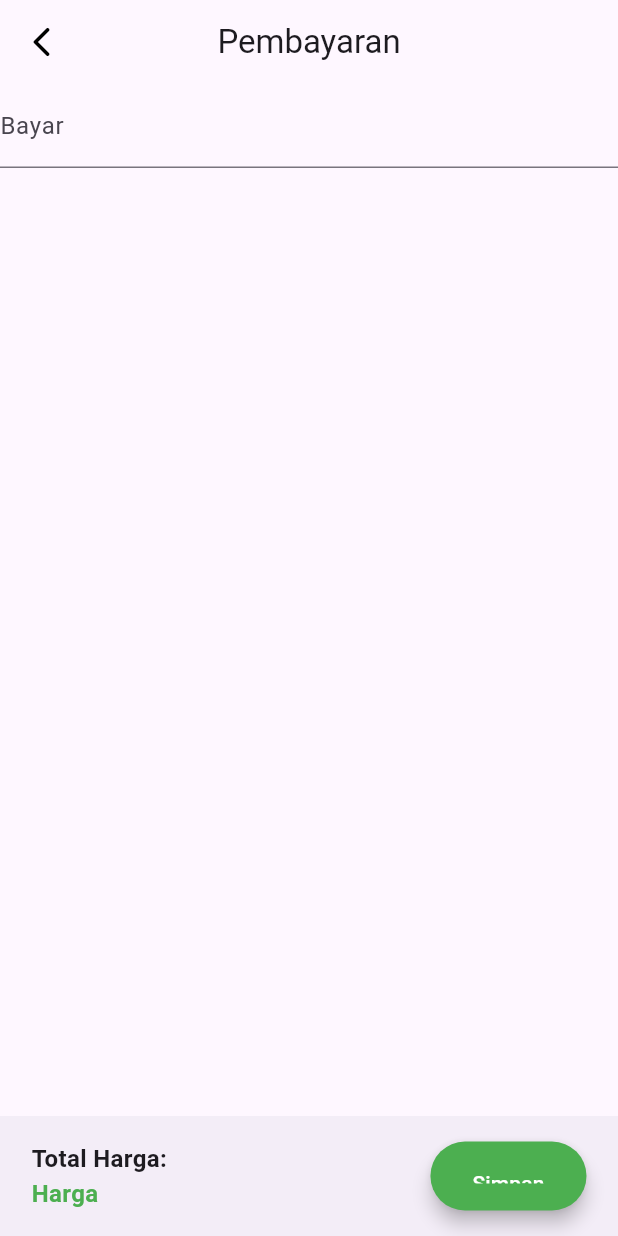
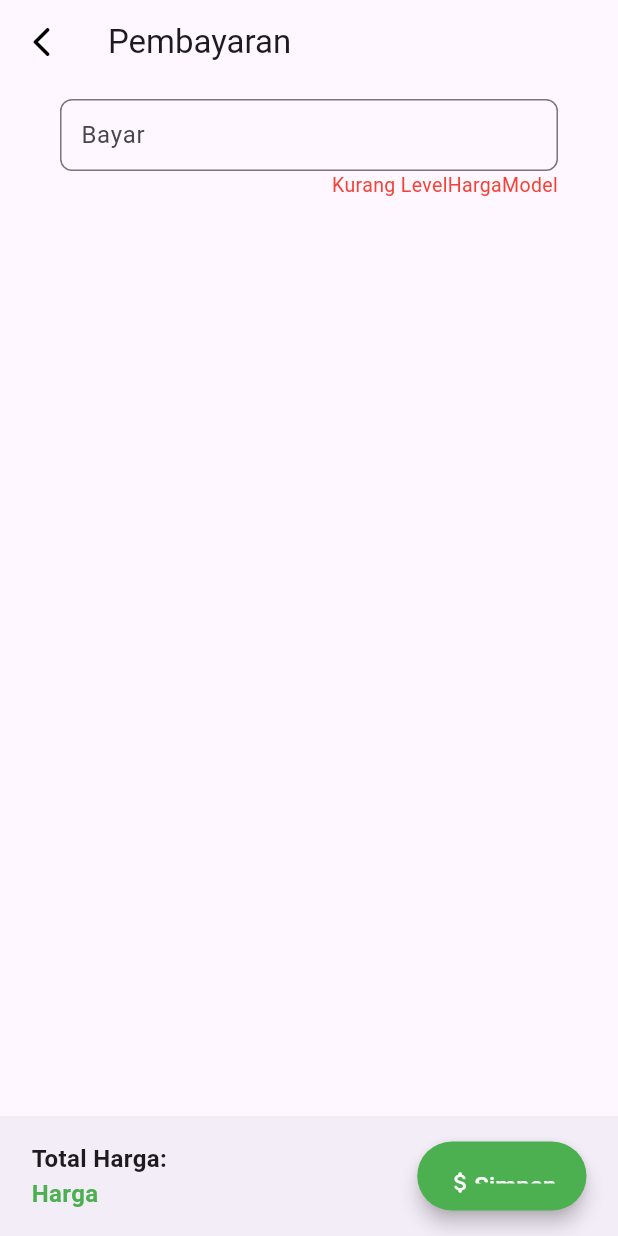
Before and after one commit to mfthfarid/si-kaspin_mobile, a Flutter app: the Keranjang screen opened directly, after a tap on "Lanjutkan", on a phone screen of 412 x 824 dp. Run offline on Flutter 3.47's test engine with Material 3 defaults, Android fonts, the phone set to English and light mode, and no system bars; our stand-ins replace avatar_glow; missing offline and left inert: dart:html, dart:js_util.

Commit message:
add pembayaran

```diff
--- a/lib/main.dart
+++ b/lib/main.dart
@@ -1,6 +1,7 @@
 import 'package:flutter/material.dart';
 import 'package:kaspin/drawer.dart';
 import 'package:kaspin/launch/launcher.dart';
+import 'package:kaspin/transaksi/pembayaran.dart';
 import './menu/profile.dart';
 import './menu/penjualan.dart';
 import './menu/retur.dart';
--- a/lib/transaksi/keranjang.dart
+++ b/lib/transaksi/keranjang.dart
@@ -209,7 +209,6 @@ class _Keranjang extends State<Keranjang> {
     return Scaffold(
       appBar: AppBar(
         title: Text("Keranjang"),
-        centerTitle: true,
         leading: IconButton(
           icon: Icon(
             Icons.arrow_back_ios_rounded,
@@ -398,7 +397,13 @@ class _Keranjang extends State<Keranjang> {
                     MaterialPageRoute(builder: (context) => Pembayaran()),
                   );
                 },
-                child: Text("Lanjutkan"),
+                child: Text(
+                  "Lanjutkan",
+                  style: TextStyle(
+                    color: Colors.white,
+                    fontSize: 16,
+                  ),
+                ),
               ),
             ],
           ),
--- a/lib/transaksi/pembayaran.dart
+++ b/lib/transaksi/pembayaran.dart
@@ -1,4 +1,10 @@
 import 'package:flutter/material.dart';
+import 'package:kaspin/menu/penjualan.dart';
+import 'package:kaspin/models/produk_model.dart';
+import 'package:kaspin/models/produk_model.dart';
+import 'package:kaspin/models/keranjang_model.dart';
+import 'package:kaspin/models/levelharga_model.dart';
+import 'package:kaspin/models/transaksi_model.dart';
 
 class Pembayaran extends StatefulWidget {
   @override
@@ -11,7 +17,6 @@ class _Pembayaran extends State<Pembayaran> {
     return Scaffold(
       appBar: AppBar(
         title: Text("Pembayaran"),
-        centerTitle: true,
         leading: IconButton(
           icon: Icon(
             Icons.arrow_back_ios_rounded,
@@ -25,13 +30,49 @@ class _Pembayaran extends State<Pembayaran> {
         ),
       ),
       body: SafeArea(
+        child: Padding(
+          padding: EdgeInsets.symmetric(horizontal: 40, vertical: 10),
           child: Column(
             children: [
               TextFormField(
-              decoration: InputDecoration(labelText: 'Bayar'),
+                decoration: InputDecoration(
+                  // floatingLabelBehavior: FloatingLabelBehavior.always,
+                  labelText: 'Bayar',
+                  labelStyle: TextStyle(
+                      // fontFamily:
+                      ),
+                  hintText: 'Rp. 0',
+                  contentPadding:
+                      EdgeInsets.symmetric(horizontal: 10, vertical: 10),
+                  border: OutlineInputBorder(
+                    borderRadius: BorderRadius.circular(8.0),
+                    borderSide: BorderSide(
+                      color: Colors.black,
+                      width: 2.0,
+                    ),
+                  ),
+                ),
                 keyboardType: TextInputType.number,
               ),
+              // if bayar lebih = kembalian
+              // else bayar kurang = duwekmu kurang
+              Row(
+                mainAxisAlignment: MainAxisAlignment.end,
+                children: [
+                  Padding(
+                    padding: EdgeInsets.only(),
+                    child: Text(
+                      'Kurang ${LevelHargaModel}',
+                      style: TextStyle(
+                        color: Colors.red,
+                        fontSize: 13,
+                      ),
+                    ),
+                  ),
                 ],
+              ),
+            ],
+          ),
         ),
       ),
       bottomNavigationBar: BottomAppBar(
@@ -65,7 +106,7 @@ class _Pembayaran extends State<Pembayaran> {
                   // textStyle: MaterialStateProperty.all(
                   //     TextStyle(fontSize: 20)), // Ukuran teks lebih besar
                   padding: MaterialStateProperty.all(
-                      EdgeInsets.symmetric(horizontal: 28, vertical: 18)),
+                      EdgeInsets.symmetric(horizontal: 20, vertical: 18)),
 
                   backgroundColor: MaterialStateProperty.resolveWith<Color>(
                       (Set<MaterialState> states) {
@@ -89,13 +130,21 @@ class _Pembayaran extends State<Pembayaran> {
                 onPressed: () {
                   Navigator.push(
                     context,
-                    MaterialPageRoute(builder: (context) => Pembayaran()),
+                    MaterialPageRoute(builder: (context) => Penjualan()),
                   );
                 },
-                child: Text("Simpan"),
-                // child: Icon(
-                //   Icons.coin,
-                // ),
+                child: Row(
+                  children: [
+                    Icon(Icons.attach_money_rounded),
+                    Text(
+                      "Simpan",
+                      style: TextStyle(
+                        color: Colors.white,
+                        fontSize: 16,
+                      ),
+                    ),
+                  ],
+                ),
               ),
             ],
           ),
```
Also changed, not shown: lib/menu/penjualan.dart (+24 -3 lines). Lines whose indentation alone changed are shown as unchanged.
